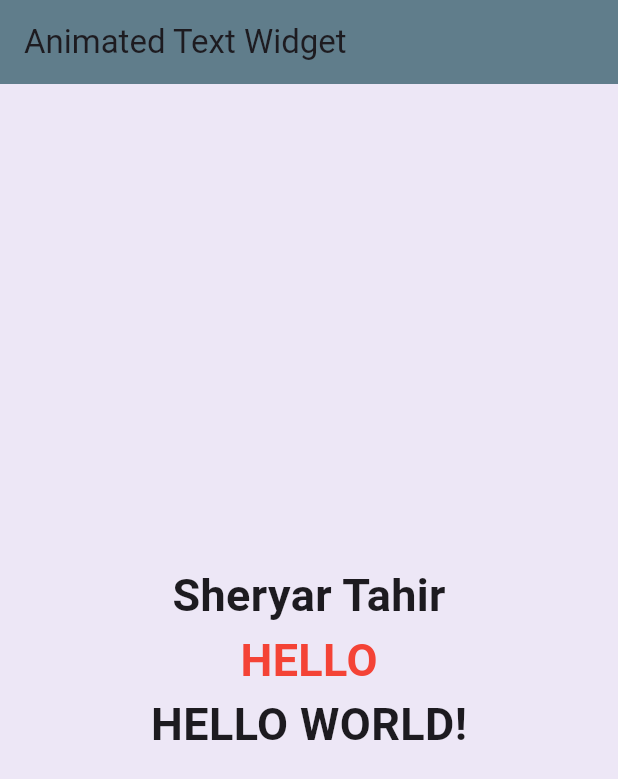
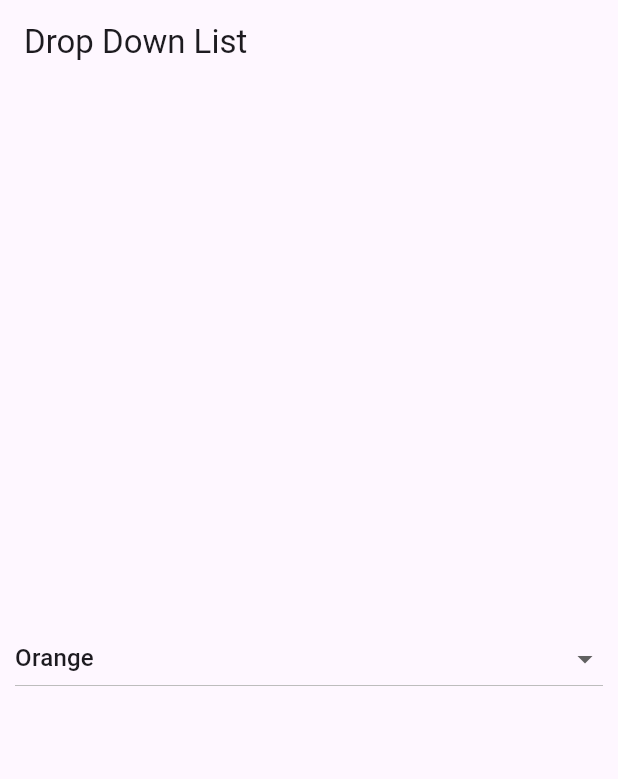
Before and after one commit to SheryarTahir/Important_Widgets, a Flutter app: the screen it shows after launch, on a phone screen of 412 x 824 dp. Shown: the top 779 px of the screen. Run offline on Flutter 3.47's test engine with Material 3 defaults, Android fonts, the phone set to English and light mode, and no system bars; drawn by our look-alikes of animated_text_kit; our stand-ins replace cached_network_image.

Commit message:
New advance concepts

```diff
--- a/lib/main.dart
+++ b/lib/main.dart
@@ -1,11 +1,13 @@
 import 'package:Thirty_Widgets/widgets/ListGrid.dart';
 import 'package:Thirty_Widgets/widgets/alertdialog.dart';
 import 'package:Thirty_Widgets/widgets/animated_text.dart';
+import 'package:Thirty_Widgets/widgets/bottom_navigation_bar.dart';
 import 'package:Thirty_Widgets/widgets/bottom_sheet.dart';
 import 'package:Thirty_Widgets/widgets/button.dart';
 import 'package:Thirty_Widgets/widgets/container_sized.dart';
 import 'package:Thirty_Widgets/widgets/dismissible.dart';
 import 'package:Thirty_Widgets/widgets/drawer.dart';
+import 'package:Thirty_Widgets/widgets/dropdown_list.dart';
 import 'package:Thirty_Widgets/widgets/image.dart';
 import 'package:Thirty_Widgets/widgets/rowsandcols.dart';
 import 'package:Thirty_Widgets/widgets/snackbar.dart';
@@ -24,7 +26,7 @@ class MyApp extends StatelessWidget {
         brightness: Brightness.light,
         primaryColor: Colors.deepPurple.shade50,
       ),
-      home: const AnimatedTextWidget(),
+      home: const DropdownList(),
     );
   }
 }
--- /dev/null
+++ b/lib/widgets/dropdown_list.dart
@@ -0,0 +1,55 @@
+import 'package:flutter/material.dart';
+
+class DropdownList extends StatefulWidget {
+  const DropdownList({super.key});
+
+  @override
+  State<DropdownList> createState() => _DropdownListState();
+}
+
+class _DropdownListState extends State<DropdownList> {
+
+  String selectedItem = 'Orange';
+  @override
+  Widget build(BuildContext context) {
+    return Scaffold(
+      appBar: AppBar(title: Text('Drop Down List'),),
+      body: Center(
+        child: Column(
+          mainAxisAlignment: MainAxisAlignment.center,
+          children: [
+            Container(
+              padding: EdgeInsets.all(10),
+              height: 70,
+              // color: Colors.red,
+              width: MediaQuery.of(context).size.width,
+              child: DropdownButton<String>(
+                isExpanded: true,
+                value: selectedItem,
+                onChanged: (String? newvalue) {
+                  // Handle dropdown item change here
+                  setState(() {
+                    selectedItem = newvalue!;
+                  });
+                },
+                // Map the list of items to DropdownMenuItem widgets
+                items: <String>[
+                  'Orange',
+                  'Apple',
+                  'Banana',
+                  'Mango',
+                  'Grapes',
+                ].map<DropdownMenuItem<String>>((String value) {
+                  return DropdownMenuItem<String>(
+                    value: value,
+                    child: Text(value),
+                  );
+                }).toList(),
+              ),
+            ),
+          ],
+        ),
+      ),
+    );
+  }
+}
```
Also changed, not shown: lib/widgets/bottom_navigation_bar.dart (added, +132 -0 lines).
